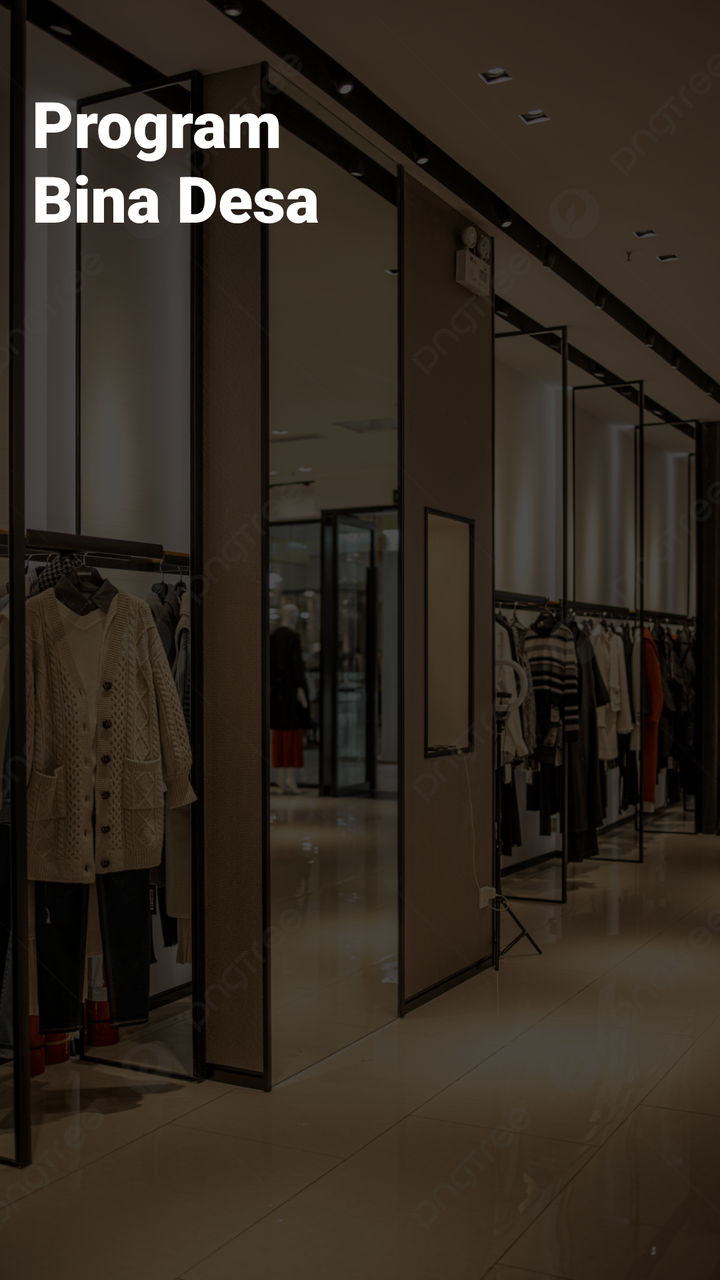
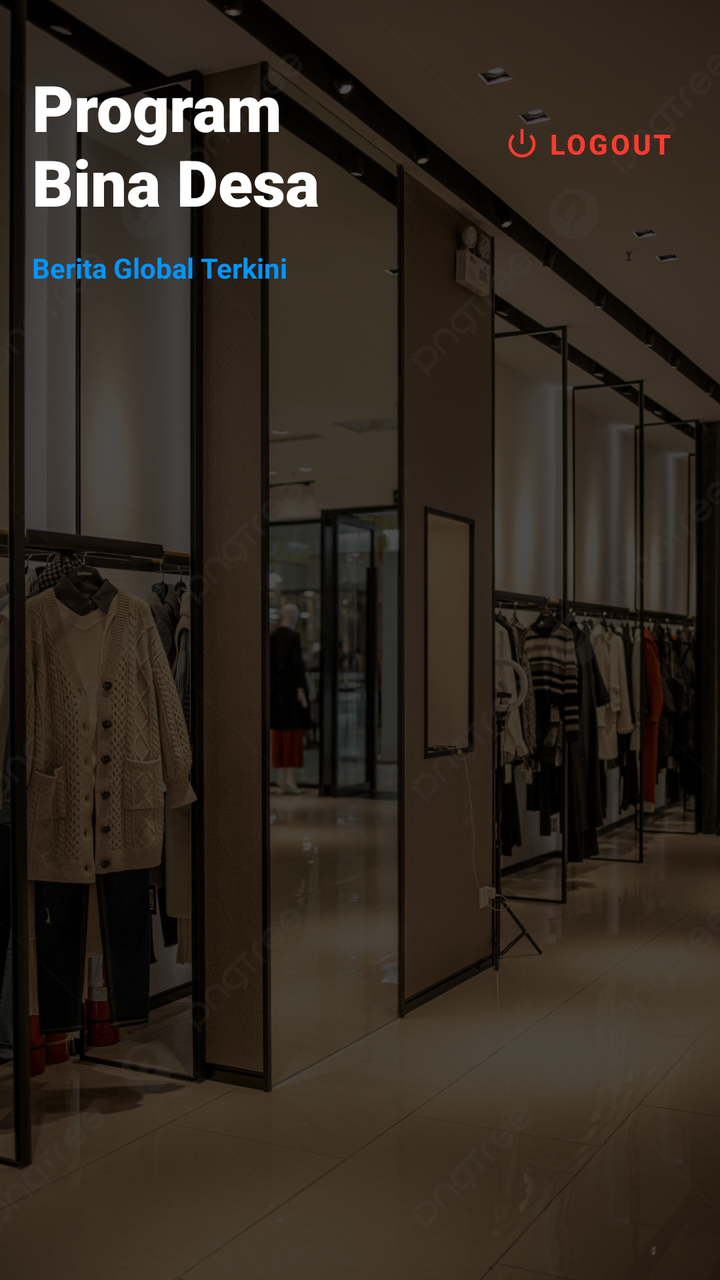

The first picture is an Android layout as it rendered before a commit; the second is the same layout after the commit. The layout source and the unified diff follow.
<!-- AndroidManifest.xml: application theme Theme.Azracore -->
<!-- res/layout/fragment_home.xml -->
<?xml version="1.0" encoding="utf-8"?>
<RelativeLayout xmlns:android="http://schemas.android.com/apk/res/android"
    xmlns:app="http://schemas.android.com/apk/res-auto"
    android:layout_width="match_parent"
    android:layout_height="match_parent">

    <ImageView
        android:layout_width="match_parent"
        android:layout_height="match_parent"
        android:scaleType="centerCrop"
        android:src="@drawable/bg_main_proyek" />

    <View
        android:layout_width="match_parent"
        android:layout_height="match_parent"
        android:background="#B3000000" />

    <LinearLayout
        android:layout_width="match_parent"
        android:layout_height="match_parent"
        android:orientation="vertical"
        android:padding="16dp">

        <TextView
            android:layout_width="match_parent"
            android:layout_height="wrap_content"
            android:layout_marginTop="24dp"
            android:layout_marginBottom="16dp"
            android:text="Program\nBina Desa"
            android:textColor="@color/white"
            android:textSize="32sp"
            android:fontFamily="sans-serif-black"
            android:textStyle="bold" />

        <com.google.android.material.tabs.TabLayout
            android:id="@+id/tabLayoutHome"
            android:layout_width="match_parent"
            android:layout_height="wrap_content"
            android:background="@android:color/transparent"
            app:tabTextColor="#B0FFFFFF"
            app:tabSelectedTextColor="@color/white"
            app:tabIndicatorColor="@color/white"
            app:tabIndicatorHeight="3dp" />

        <androidx.viewpager2.widget.ViewPager2
            android:id="@+id/viewPagerHome"
            android:layout_width="match_parent"
            android:layout_height="0dp"
            android:layout_weight="1"
            android:layout_marginTop="8dp" />

    </LinearLayout>
</RelativeLayout>
<!-- resources referenced by this layout -->
<resources>
  <color name="white">#FFFFFFFF</color>
  <!-- drawable bg_main_proyek: jpg bitmap (drawable, 958140 bytes) -->
  <style name="Theme.Azracore" parent="Base.Theme.Azracore" />
  <style name="Base.Theme.Azracore" parent="Theme.Material3.DayNight.NoActionBar">
          
          
      </style>
</resources>

<!-- the commit's change to res/layout/fragment_home.xml (unified diff, before → after) -->
@@ -21,21 +21,59 @@
         android:orientation="vertical"
         android:padding="16dp">
 
+        <RelativeLayout
+            android:layout_width="match_parent"
+            android:layout_height="wrap_content"
+            android:layout_marginTop="16dp">
+
+            <TextView
+                android:layout_width="wrap_content"
+                android:layout_height="wrap_content"
+                android:layout_alignParentStart="true"
+                android:layout_centerVertical="true"
+                android:text="Program\nBina Desa"
+                android:textColor="@color/white"
+                android:textSize="32sp"
+                android:fontFamily="sans-serif-black"
+                android:textStyle="bold" />
+
+            <com.google.android.material.button.MaterialButton
+                android:id="@+id/btnLogoutHome"
+                style="@style/Widget.MaterialComponents.Button.TextButton"
+                android:layout_width="wrap_content"
+                android:layout_height="wrap_content"
+                android:layout_alignParentEnd="true"
+                android:layout_centerVertical="true"
+                android:text="LOGOUT"
+                android:textColor="#FF3B30"
+                android:textSize="14sp"
+                android:textStyle="bold"
+                app:icon="@android:drawable/ic_lock_power_off"
+                app:iconTint="#FF3B30" />
+        </RelativeLayout>
+
         <TextView
             android:layout_width="match_parent"
             android:layout_height="wrap_content"
-            android:layout_marginTop="24dp"
-            android:layout_marginBottom="16dp"
-            android:text="Program\nBina Desa"
-            android:textColor="@color/white"
-            android:textSize="32sp"
-            android:fontFamily="sans-serif-black"
+            android:layout_marginTop="12dp"
+            android:text="Berita Global Terkini"
+            android:textColor="#0096FF"
+            android:textSize="14sp"
             android:textStyle="bold" />
+
+        <androidx.recyclerview.widget.RecyclerView
+            android:id="@+id/rvBeritaHome"
+            android:layout_width="match_parent"
+            android:layout_height="wrap_content"
+            android:orientation="horizontal"
+            android:layout_marginTop="4dp"
+            android:clipToPadding="false" />
 
         <com.google.android.material.tabs.TabLayout
             android:id="@+id/tabLayoutHome"
             android:layout_width="match_parent"
             android:layout_height="wrap_content"
+            android:layout_marginTop="12dp"
             android:background="@android:color/transparent"
             app:tabTextColor="#B0FFFFFF"
             app:tabSelectedTextColor="@color/white"
